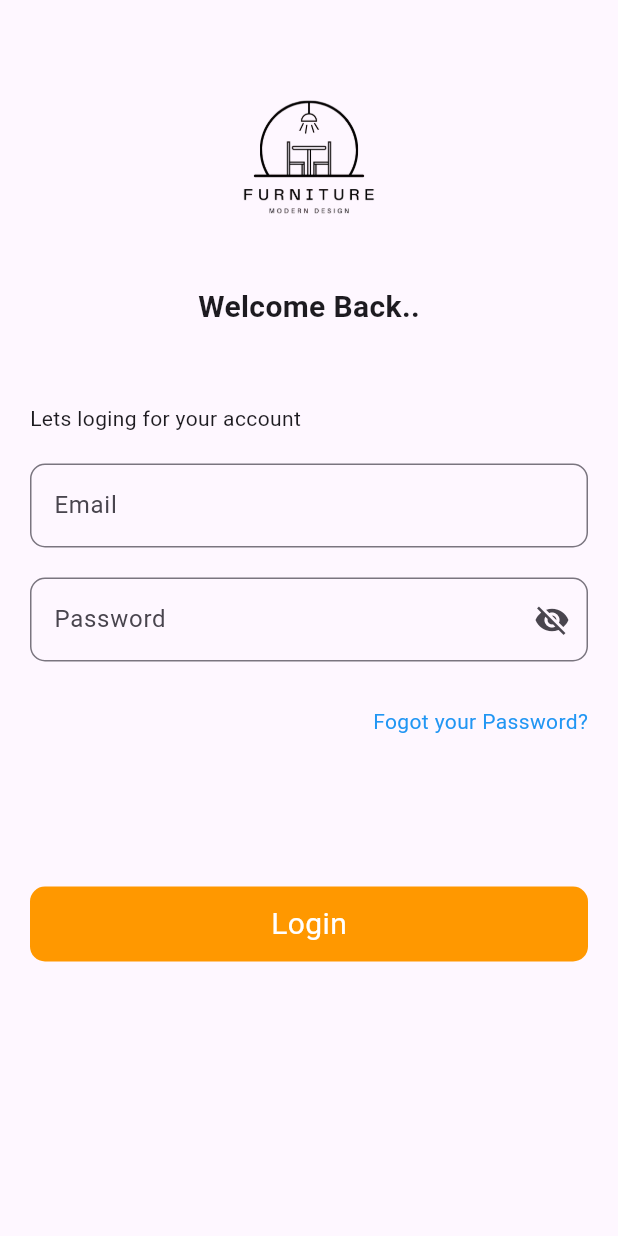
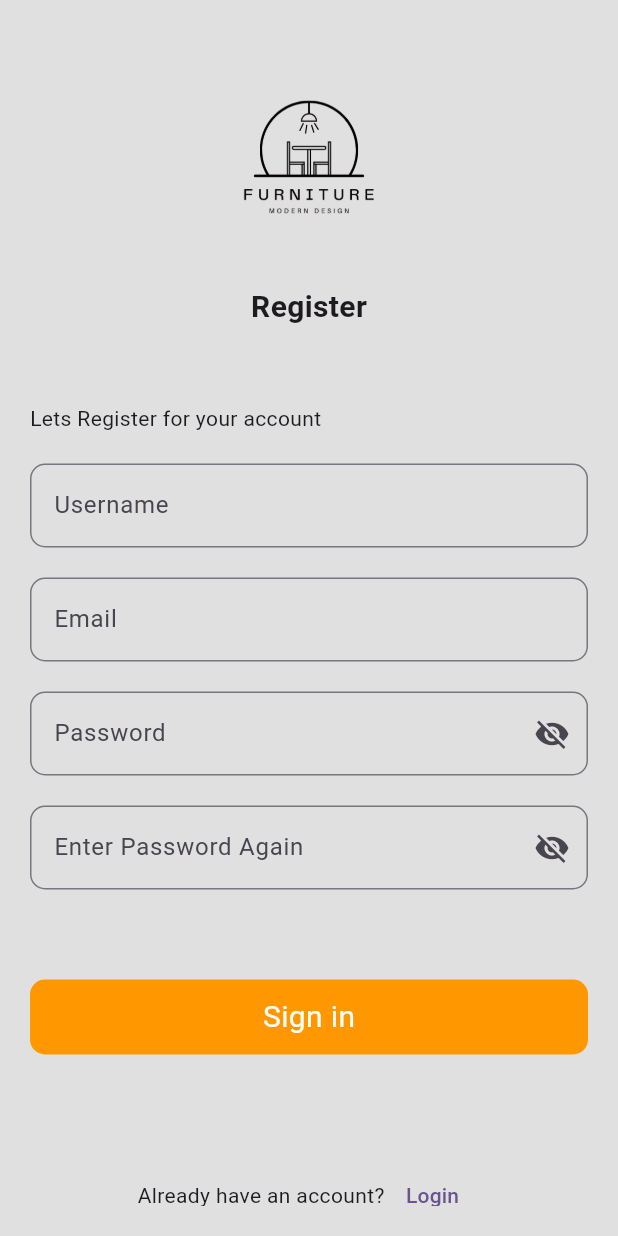
Before and after one commit to Sandeepa-Sadewaka/furniture_mobile_app, a Flutter app: the screen it shows after launch, on a phone screen of 412 x 824 dp. Run offline on Flutter 3.47's test engine with Material 3 defaults, Android fonts, the phone set to English and light mode, and no system bars; our stand-ins replace curved_navigation_bar, google_fonts; missing offline and left inert: dart:ffi.

Commit message:
register data store the database

```diff
--- /dev/null
+++ b/frontend/lib/Screens/RegisterPage.dart
@@ -0,0 +1,246 @@
+import 'package:flutter/material.dart';
+import 'package:furniture_app/ApiServise/ApiService.dart';
+import 'package:furniture_app/Screens/login.dart';
+import 'package:google_fonts/google_fonts.dart';
+
+class Registerpage extends StatefulWidget {
+  const Registerpage({super.key});
+
+  @override
+  State<Registerpage> createState() => _RegisterpageState();
+}
+
+class _RegisterpageState extends State<Registerpage> {
+  final _formKey = GlobalKey<FormState>();
+
+  bool _isObscured = true;
+  bool _isVisible = true;
+
+  final userNameController = TextEditingController();
+  final emailController = TextEditingController();
+  final passwordController = TextEditingController();
+  final reTypePasswordController = TextEditingController();
+
+  Apiservice apiservice = Apiservice();
+
+  @override
+  Widget build(BuildContext context) {
+    return Scaffold(
+      backgroundColor: Colors.grey[300],
+      body: Center(
+        child: Padding(
+          padding: const EdgeInsets.all(20),
+          child: Container(
+            height: double.infinity,
+            child: SingleChildScrollView(
+              child: Column(
+                children: [
+                  Column(
+                    children: [
+                      Container(
+                        height: 170,
+                        width: 170,
+                        child: Image.asset("assets/Images/logo.png"),
+                      ),
+                    ],
+                  ),
+                  Text("Register",
+                      style: TextStyle(
+                        fontSize: 20,
+                        fontWeight: FontWeight.bold,
+                      )),
+                  SizedBox(
+                    height: 50,
+                  ),
+                  Row(
+                    mainAxisAlignment: MainAxisAlignment.start,
+                    children: [
+                      Text(
+                        "Lets Register for your account",
+                        textAlign: TextAlign.start,
+                        style: TextStyle(fontWeight: FontWeight.w400),
+                      ),
+                    ],
+                  ),
+                  SizedBox(
+                    height: 20,
+                  ),
+                  Form(
+                    key: _formKey,
+                    child: Column(
+                      children: [
+                        TextFormField(
+                          validator: (value) {
+                            if (value == null || value.isEmpty) {
+                              return 'Please enter Username';
+                            }
+                            return null;
+                          },
+                          controller: userNameController,
+                          decoration: InputDecoration(
+                            labelText: "Username",
+                            border: OutlineInputBorder(
+                              borderRadius: BorderRadius.circular(10),
+                            ),
+                          ),
+                        ),
+                        SizedBox(
+                          height: 20,
+                        ),
+                        TextFormField(
+                            controller: emailController,
+                            validator: (value) {
+                              if (value == null || value.isEmpty) {
+                                return 'Please enter Email';
+                              }
+                              return null;
+                            },
+                            decoration: InputDecoration(
+                                labelText: "Email",
+                                border: OutlineInputBorder(
+                                  borderRadius: BorderRadius.circular(10),
+                                ))),
+                        SizedBox(
+                          height: 20,
+                        ),
+                        TextFormField(
+                          controller: passwordController,
+                          validator: (value) {
+                            if (value == null || value.isEmpty) {
+                              return 'Please enter Password';
+                            }
+                            return null;
+                          },
+                          obscureText: _isObscured,
+                          decoration: InputDecoration(
+                              suffixIcon: IconButton(
+                                  onPressed: () {
+                                    setState(() {
+                                      _isObscured = !_isObscured;
+                                    });
+                                  },
+                                  icon: Icon(_isObscured
+                                      ? Icons.visibility_off
+                                      : Icons.visibility)),
+                              labelText: "Password",
+                              border: OutlineInputBorder(
+                                  borderRadius: BorderRadius.circular(10))),
+                        ),
+                        SizedBox(
+                          height: 20,
+                        ),
+                        TextFormField(
+                          controller: reTypePasswordController,
+                          validator: (value) {
+                            if (value == null || value.isEmpty) {
+                              return 'Please enter password again';
+                            }
+                            if (value != passwordController.text) {
+                              return "Password doesn't match";
+                            }
+                            return null;
+                          },
+                          obscureText: _isVisible,
+                          decoration: InputDecoration(
+                            label: Text("Enter Password Again"),
+                            border: OutlineInputBorder(
+                                borderRadius: BorderRadius.circular(10)),
+                            suffixIcon: IconButton(
+                                onPressed: () {
+                                  setState(() {
+                                    _isVisible = !_isVisible;
+                                  });
+                                },
+                                icon: _isVisible
+                                    ? Icon(Icons.visibility_off)
+                                    : Icon(Icons.visibility)),
+                          ),
+                        ),
+                        SizedBox(
+                          height: 60,
+                        ),
+                        GestureDetector(
+                          onTap: () async {
+                            var userData = {
+                              "email": emailController.text,
+                              "userName": userNameController.text,
+                              "password": passwordController.text,
+                            };
+                            if (_formKey.currentState!.validate()) {
+                              Future<bool?> result =
+                                  apiservice.registerUser(userData, context);
+                              // ignore: unrelated_type_equality_checks
+                              if (await result == true) {
+                                ScaffoldMessenger.of(context).showSnackBar(
+                                    SnackBar(
+                                        content:
+                                            Text("User Registration Succes")));
+                                Navigator.push(
+                                    context,
+                                    MaterialPageRoute(
+                                        builder: (context) => Login()));
+
+                                emailController.clear();
+                                passwordController.clear();
+                                reTypePasswordController.clear();
+                              } else {
+                                ScaffoldMessenger.of(context).showSnackBar(
+                                    SnackBar(
+                                        content:
+                                            Text("User Registration Fail")));
+                              }
+                            } else {
+                              ScaffoldMessenger.of(context).showSnackBar(
+                                SnackBar(
+                                  content: Text(
+                                      "Please fill in all fields correctly"),
+                                ),
+                              );
+                            }
+                          },
+                          child: Container(
+                            height: 50,
+                            decoration: BoxDecoration(
+                                color: Colors.orange,
+                                borderRadius: BorderRadius.circular(10)),
+                            width: double.infinity,
+                            child: Center(
+                              child: Text(
+                                "Sign in",
+                                style: TextStyle(
+                                    fontSize: 20,
+                                    color: const Color.fromARGB(
+                                        255, 255, 255, 255)),
+                              ),
+                            ),
+                          ),
+                        ),
+                      ],
+                    ),
+                  ),
+                  SizedBox(
+                    height: 70,
+                  ),
+                  Row(
+                    mainAxisAlignment: MainAxisAlignment.center,
+                    children: [
+                      Text("Already have an account?"),
+                      TextButton(
+                          onPressed: () {
+                            Navigator.push(
+                                context,
+                                MaterialPageRoute(
+                                    builder: (context) => Login()));
+                          },
+                          child: Text("Login"))
+                    ],
+                  )
+                ],
+              ),
+            ),
+          ),
+        ),
+      ),
+    );
+  }
+}
--- a/frontend/lib/Screens/login.dart
+++ b/frontend/lib/Screens/login.dart
@@ -1,5 +1,6 @@
 import 'package:flutter/material.dart';
 import 'package:furniture_app/Screens/HomePage.dart';
+import 'package:furniture_app/Screens/RegisterPage.dart';
 
 class Login extends StatefulWidget {
   const Login({super.key});
@@ -20,6 +21,7 @@ class _LoginState extends State<Login> {
   @override
   Widget build(BuildContext context) {
     return Scaffold(
+      backgroundColor:   Colors.grey[300],
       body: Center(
         child: Padding(
           padding: const EdgeInsets.all(20),
@@ -120,7 +122,7 @@ class _LoginState extends State<Login> {
                     GestureDetector(
                       onTap: () {
                         if(_formKey.currentState!.validate()){
-                          Navigator.push(context, MaterialPageRoute(builder: (context)=> Homepage()));
+                          Navigator.push(context, MaterialPageRoute(builder: (context)=> Homepage(isLogin: true,)));
                           emailController.clear();
                           passwordController.clear();
                         }
@@ -143,13 +145,17 @@ class _LoginState extends State<Login> {
                       ),
                     ),
                     SizedBox(
-                      height: 150,
+                      height: 130,
                     ),
                     Row(
                       mainAxisAlignment: MainAxisAlignment.center,
                       children: [
                         Text("Don't have an account?"),
-                        TextButton(onPressed: () {}, child: Text("Sign Up"))
+                        TextButton(
+                          onPressed: () {
+                            Navigator.push(context, MaterialPageRoute(builder: (context)=>Registerpage()));
+                          },
+                          child: Text("Sign Up"))
                       ],
                     )
                   ],
--- a/frontend/lib/component/BottomNavBar.dart
+++ b/frontend/lib/component/BottomNavBar.dart
@@ -7,7 +7,8 @@ import '../Screens/Cart.dart';
 import '../Screens/Profile.dart';
 
 class Bottomnavbar extends StatefulWidget {
-  const Bottomnavbar({super.key});
+  final bool isLogin;
+  const Bottomnavbar({required this.isLogin, super.key});
 
   @override
   State<Bottomnavbar> createState() => _BottomnavbarState();
@@ -16,7 +17,7 @@ class Bottomnavbar extends StatefulWidget {
 class _BottomnavbarState extends State<Bottomnavbar> {
   int _currentIndex = 0;
   late List<Widget> pages =[
-    Homepage(),
+    Homepage(isLogin: widget.isLogin,),
     Cart(),
     Profile()
   ];
--- a/frontend/lib/main.dart
+++ b/frontend/lib/main.dart
@@ -1,6 +1,7 @@
 import 'package:flutter/material.dart';
 import 'package:furniture_app/Screens/BeforeLoginPage.dart';
 import 'package:furniture_app/Screens/HomePage.dart';
+import 'package:furniture_app/Screens/RegisterPage.dart';
 import 'package:furniture_app/component/BottomNavBar.dart';
 import 'package:furniture_app/Screens/login.dart';
 
@@ -21,7 +22,7 @@ class MyApp extends StatelessWidget {
         colorScheme: ColorScheme.fromSeed(seedColor: Colors.deepPurple),
         useMaterial3: true,
       ),
-      home: Login()
+      home: Registerpage()
     );
   }
 }
--- /dev/null
+++ b/frontend/lib/utils/constaints.dart
@@ -0,0 +1 @@
+const String baseUrl = "http://192.168.170.45:5000/api/";
--- a/frontend/pubspec.yaml
+++ b/frontend/pubspec.yaml
@@ -36,6 +36,7 @@ dependencies:
   cupertino_icons: ^1.0.8
   google_fonts: ^6.2.1
   curved_navigation_bar: ^1.0.6
+  http: ^1.3.0
 
 dev_dependencies:
   flutter_test:
```
Also changed, not shown: frontend/lib/ApiServise/ApiService.dart (added, +58 -0 lines), frontend/lib/Screens/BeforeLoginPage.dart (+38 -29 lines), frontend/lib/Screens/HomePage.dart (+33 -25 lines), frontend/pubspec.lock, 4 other files.
